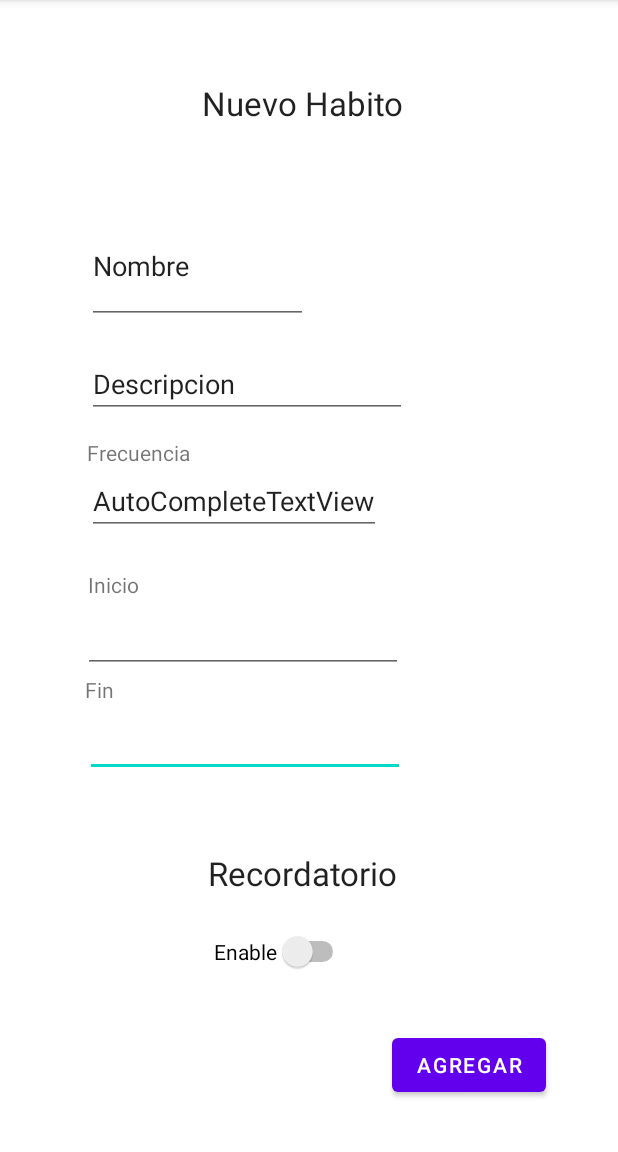
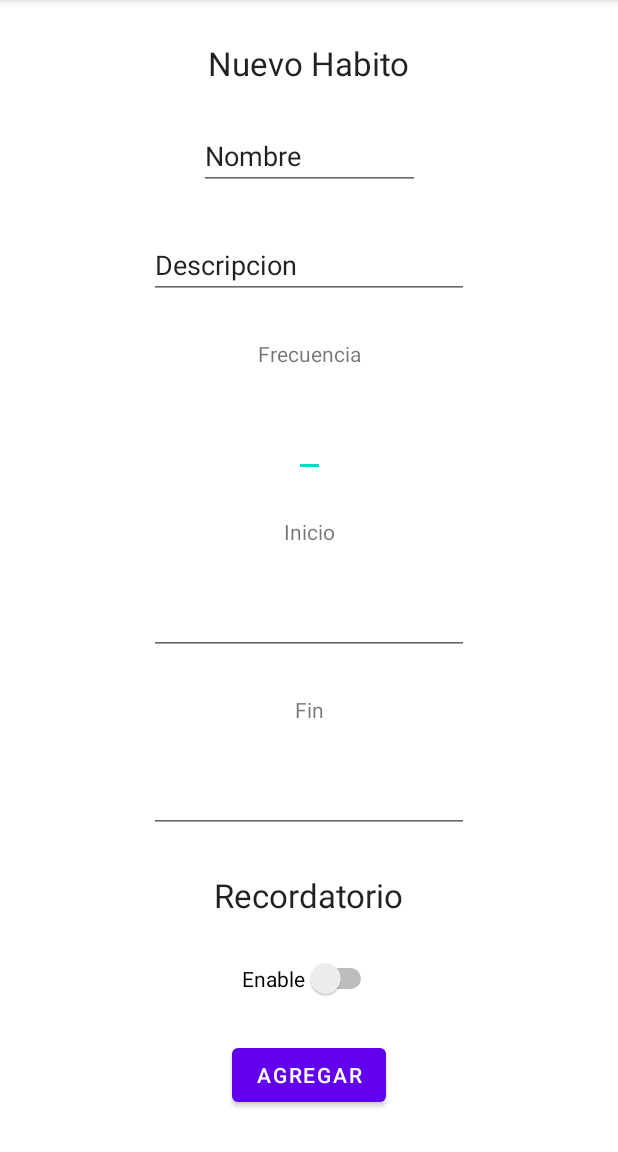
Before and after one commit to S4ND1X/AtomicTracker, an Android app: the CreacionHabitoActivity screen opened directly, with no data from a screen before it, on a phone screen of 412 x 824 dp, the part 84-1236 px from its top. Run offline under Robolectric (Android 15) with nearby library versions, the phone set to English and light mode, and no system bars; our stand-ins replace Firebase (no records; nobody signed in at launch, a user with empty details on screens opened directly).

Commit message:
fix constrains from screens

```diff
--- a/app/src/main/res/layout/activity_creacion_habito.xml
+++ b/app/src/main/res/layout/activity_creacion_habito.xml
@@ -6,87 +6,26 @@
     android:layout_height="match_parent"
     tools:context=".CreacionHabitoActivity">
 
-    <TextView
-        android:id="@+id/textView13"
+    <AutoCompleteTextView
+        android:id="@+id/frecuencia"
         android:layout_width="wrap_content"
         android:layout_height="wrap_content"
-        android:layout_marginBottom="24dp"
-        android:text="Recordatorio"
-        android:textAppearance="@style/TextAppearance.AppCompat.Large"
-        app:layout_constraintBottom_toTopOf="@+id/recordar"
-        app:layout_constraintEnd_toEndOf="@+id/textView12"
-        app:layout_constraintStart_toStartOf="@+id/textView12"
-        app:layout_constraintTop_toBottomOf="@+id/fin" />
+        app:layout_constraintBottom_toTopOf="@+id/textView14"
+        app:layout_constraintEnd_toEndOf="parent"
+        app:layout_constraintHorizontal_bias="0.5"
+        app:layout_constraintStart_toStartOf="parent"
+        app:layout_constraintTop_toBottomOf="@+id/textView16" />
 
     <Switch
         android:id="@+id/recordar"
         android:layout_width="wrap_content"
         android:layout_height="wrap_content"
-        android:layout_marginStart="4dp"
-        android:layout_marginBottom="120dp"
         android:text="Enable"
-        app:layout_constraintBottom_toBottomOf="parent"
-        app:layout_constraintStart_toStartOf="@+id/textView13"
+        app:layout_constraintBottom_toTopOf="@+id/agregar"
+        app:layout_constraintEnd_toEndOf="parent"
+        app:layout_constraintHorizontal_bias="0.5"
+        app:layout_constraintStart_toStartOf="parent"
         app:layout_constraintTop_toBottomOf="@+id/textView13" />
-
-    <EditText
-        android:id="@+id/fin"
-        android:layout_width="wrap_content"
-        android:layout_height="wrap_content"
-        android:layout_marginBottom="49dp"
-        android:ems="10"
-        android:inputType="time"
-        app:layout_constraintBottom_toTopOf="@+id/textView13"
-        app:layout_constraintStart_toStartOf="@+id/textView15"
-        app:layout_constraintTop_toBottomOf="@+id/textView15" />
-
-    <TextView
-        android:id="@+id/textView14"
-        android:layout_width="wrap_content"
-        android:layout_height="wrap_content"
-        android:layout_marginStart="3dp"
-        android:layout_marginBottom="4dp"
-        android:text="Inicio"
-        app:layout_constraintBottom_toTopOf="@+id/inicio"
-        app:layout_constraintStart_toStartOf="@+id/inicio"
-        app:layout_constraintTop_toBottomOf="@+id/frecuencia" />
-
-    <TextView
-        android:id="@+id/textView15"
-        android:layout_width="wrap_content"
-        android:layout_height="wrap_content"
-        android:layout_marginStart="1dp"
-        android:layout_marginBottom="3dp"
-        android:text="Fin"
-        app:layout_constraintBottom_toTopOf="@+id/fin"
-        app:layout_constraintStart_toStartOf="@+id/inicio"
-        app:layout_constraintTop_toBottomOf="@+id/inicio" />
-
-    <EditText
-        android:id="@+id/inicio"
-        android:layout_width="wrap_content"
-        android:layout_height="wrap_content"
-        android:layout_marginStart="55dp"
-        android:layout_marginBottom="1dp"
-        android:ems="10"
-        android:inputType="time"
-        app:layout_constraintBottom_toTopOf="@+id/textView15"
-        app:layout_constraintStart_toStartOf="parent"
-        app:layout_constraintTop_toBottomOf="@+id/textView14" />
-
-    <EditText
-        android:id="@+id/nombre"
-        android:layout_width="147dp"
-        android:layout_height="0dp"
-        android:layout_marginBottom="17dp"
-        android:ems="10"
-        android:inputType="textPersonName"
-        android:text="Nombre"
-        app:layout_constraintBottom_toTopOf="@+id/descripcion"
-        app:layout_constraintEnd_toEndOf="parent"
-        app:layout_constraintHorizontal_bias="0.219"
-        app:layout_constraintStart_toStartOf="parent"
-        app:layout_constraintTop_toBottomOf="@+id/textView12" />
 
     <TextView
         android:id="@+id/textView16"
@@ -94,55 +33,118 @@
         android:layout_height="wrap_content"
         android:text="Frecuencia"
         app:layout_constraintBottom_toTopOf="@+id/frecuencia"
-        app:layout_constraintStart_toStartOf="@+id/descripcion"
+        app:layout_constraintEnd_toEndOf="parent"
+        app:layout_constraintHorizontal_bias="0.5"
+        app:layout_constraintStart_toStartOf="parent"
         app:layout_constraintTop_toBottomOf="@+id/descripcion" />
 
-    <AutoCompleteTextView
-        android:id="@+id/frecuencia"
+    <EditText
+        android:id="@+id/inicio"
         android:layout_width="wrap_content"
         android:layout_height="wrap_content"
-        android:layout_marginBottom="23dp"
-        android:text="AutoCompleteTextView"
-        app:layout_constraintBottom_toTopOf="@+id/textView14"
-        app:layout_constraintStart_toStartOf="@+id/textView16"
-        app:layout_constraintTop_toBottomOf="@+id/textView16" />
+        android:ems="10"
+        android:inputType="time"
+        app:layout_constraintBottom_toTopOf="@+id/textView15"
+        app:layout_constraintEnd_toEndOf="parent"
+        app:layout_constraintHorizontal_bias="0.5"
+        app:layout_constraintStart_toStartOf="parent"
+        app:layout_constraintTop_toBottomOf="@+id/textView14" />
+
+    <EditText
+        android:id="@+id/descripcion"
+        android:layout_width="wrap_content"
+        android:layout_height="wrap_content"
+        android:ems="10"
+        android:inputType="textPersonName"
+        android:text="Descripcion"
+        app:layout_constraintBottom_toTopOf="@+id/textView16"
+        app:layout_constraintEnd_toEndOf="parent"
+        app:layout_constraintHorizontal_bias="0.5"
+        app:layout_constraintStart_toStartOf="parent"
+        app:layout_constraintTop_toBottomOf="@+id/nombre" />
+
+    <TextView
+        android:id="@+id/textView14"
+        android:layout_width="wrap_content"
+        android:layout_height="wrap_content"
+        android:text="Inicio"
+        app:layout_constraintBottom_toTopOf="@+id/inicio"
+        app:layout_constraintEnd_toEndOf="parent"
+        app:layout_constraintHorizontal_bias="0.5"
+        app:layout_constraintStart_toStartOf="parent"
+        app:layout_constraintTop_toBottomOf="@+id/frecuencia" />
+
+    <TextView
+        android:id="@+id/textView13"
+        android:layout_width="wrap_content"
+        android:layout_height="wrap_content"
+        android:text="Recordatorio"
+        android:textAppearance="@style/TextAppearance.AppCompat.Large"
+        app:layout_constraintBottom_toTopOf="@+id/recordar"
+        app:layout_constraintEnd_toEndOf="parent"
+        app:layout_constraintHorizontal_bias="0.5"
+        app:layout_constraintStart_toStartOf="parent"
+        app:layout_constraintTop_toBottomOf="@+id/fin" />
+
+    <EditText
+        android:id="@+id/nombre"
+        android:layout_width="147dp"
+        android:layout_height="43dp"
+        android:ems="10"
+        android:inputType="textPersonName"
+        android:text="Nombre"
+        app:layout_constraintBottom_toTopOf="@+id/descripcion"
+        app:layout_constraintEnd_toEndOf="parent"
+        app:layout_constraintHorizontal_bias="0.5"
+        app:layout_constraintStart_toStartOf="parent"
+        app:layout_constraintTop_toBottomOf="@+id/textView12" />
+
+    <EditText
+        android:id="@+id/fin"
+        android:layout_width="wrap_content"
+        android:layout_height="wrap_content"
+        android:ems="10"
+        android:inputType="time"
+        app:layout_constraintBottom_toTopOf="@+id/textView13"
+        app:layout_constraintEnd_toEndOf="parent"
+        app:layout_constraintHorizontal_bias="0.5"
+        app:layout_constraintStart_toStartOf="parent"
+        app:layout_constraintTop_toBottomOf="@+id/textView15" />
+
+    <TextView
+        android:id="@+id/textView15"
+        android:layout_width="wrap_content"
+        android:layout_height="wrap_content"
+        android:text="Fin"
+        app:layout_constraintBottom_toTopOf="@+id/fin"
+        app:layout_constraintEnd_toEndOf="parent"
+        app:layout_constraintHorizontal_bias="0.5"
+        app:layout_constraintStart_toStartOf="parent"
+        app:layout_constraintTop_toBottomOf="@+id/inicio" />
 
     <TextView
         android:id="@+id/textView12"
         android:layout_width="wrap_content"
         android:layout_height="wrap_content"
-        android:layout_marginTop="54dp"
-        android:layout_marginBottom="55dp"
         android:text="Nuevo Habito"
         android:textAppearance="@style/TextAppearance.AppCompat.Large"
         app:layout_constraintBottom_toTopOf="@+id/nombre"
         app:layout_constraintEnd_toEndOf="parent"
-        app:layout_constraintHorizontal_bias="0.485"
+        app:layout_constraintHorizontal_bias="0.5"
         app:layout_constraintStart_toStartOf="parent"
         app:layout_constraintTop_toTopOf="parent"
-        app:layout_constraintVertical_chainStyle="spread_inside" />
-
-    <EditText
-        android:id="@+id/descripcion"
-        android:layout_width="wrap_content"
-        android:layout_height="wrap_content"
-        android:layout_marginBottom="13dp"
-        android:ems="10"
-        android:inputType="textPersonName"
-        android:text="Descripcion"
-        app:layout_constraintBottom_toTopOf="@+id/textView16"
-        app:layout_constraintStart_toStartOf="@+id/nombre"
-        app:layout_constraintTop_toBottomOf="@+id/nombre" />
+        app:layout_constraintVertical_chainStyle="spread" />
 
     <Button
         android:id="@+id/agregar"
         android:layout_width="wrap_content"
         android:layout_height="wrap_content"
-        android:layout_marginEnd="48dp"
-        android:layout_marginBottom="34dp"
         android:onClick="createHabit"
         android:text="Agregar"
         app:layout_constraintBottom_toBottomOf="parent"
-        app:layout_constraintEnd_toEndOf="parent" />
+        app:layout_constraintEnd_toEndOf="parent"
+        app:layout_constraintHorizontal_bias="0.5"
+        app:layout_constraintStart_toStartOf="parent"
+        app:layout_constraintTop_toBottomOf="@+id/recordar" />
 
 </androidx.constraintlayout.widget.ConstraintLayout>
```
Also changed, not shown: app/src/main/res/layout/activity_home_screen.xml (+28 -39 lines), app/src/main/res/layout/activity_login.xml (+12 -5 lines).
